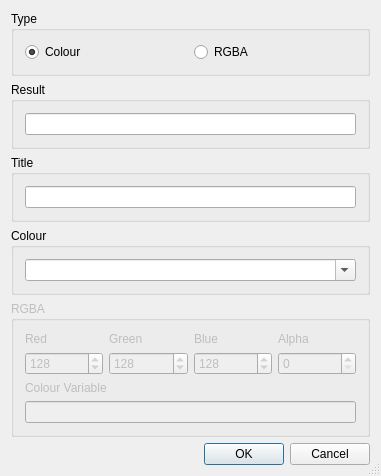
Old version of the form Plugins/WizardPlugins/ColorDialogWizard/ColorDialogWizardDialog.ui in the repository testmana2/test.
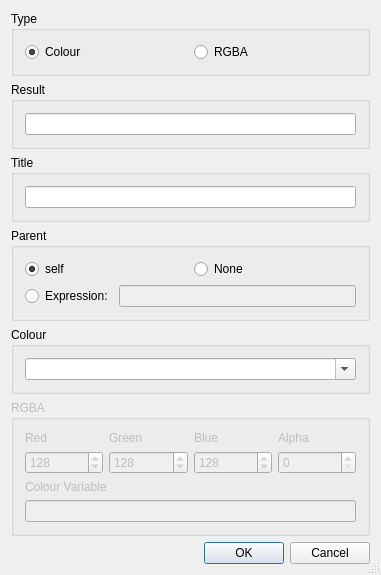
New version of the form.

Commit message: Extended some dialog wizards to generate code for the parent widget and extended the QFontDialog wizard.

Patch:
```diff
--- a/Plugins/WizardPlugins/ColorDialogWizard/ColorDialogWizardDialog.ui
+++ b/Plugins/WizardPlugins/ColorDialogWizard/ColorDialogWizardDialog.ui
@@ -7,7 +7,7 @@
     <x>0</x>
     <y>0</y>
     <width>381</width>
-    <height>397</height>
+    <height>481</height>
    </rect>
   </property>
   <property name="windowTitle">
@@ -81,6 +81,62 @@
      </layout>
     </widget>
    </item>
+   <item>
+    <widget class="QGroupBox" name="parentGroup">
+     <property name="title">
+      <string>Parent</string>
+     </property>
+     <layout class="QGridLayout" name="gridLayout_3">
+      <item row="0" column="0">
+       <widget class="QRadioButton" name="parentSelf">
+        <property name="toolTip">
+         <string>Select &quot;self&quot; as parent</string>
+        </property>
+        <property name="text">
+         <string>self</string>
+        </property>
+        <property name="checked">
+         <bool>true</bool>
+        </property>
+       </widget>
+      </item>
+      <item row="0" column="1">
+       <widget class="QRadioButton" name="parentNone">
+        <property name="toolTip">
+         <string>Select &quot;None&quot; as parent</string>
+        </property>
+        <property name="text">
+         <string>None</string>
+        </property>
+       </widget>
+      </item>
+      <item row="1" column="0" colspan="2">
+       <layout class="QHBoxLayout" name="horizontalLayout_2">
+        <item>
+         <widget class="QRadioButton" name="parentOther">
+          <property name="toolTip">
+           <string>Select to enter a parent expression</string>
+          </property>
+          <property name="text">
+           <string>Expression:</string>
+          </property>
+         </widget>
+        </item>
+        <item>
+         <widget class="QLineEdit" name="parentEdit">
+          <property name="enabled">
+           <bool>false</bool>
+          </property>
+          <property name="toolTip">
+           <string>Enter the parent expression</string>
+          </property>
+         </widget>
+        </item>
+       </layout>
+      </item>
+     </layout>
+    </widget>
+   </item>
    <item>
     <widget class="QGroupBox" name="groupBox_2">
      <property name="title">
```
Left out of the diff: 36 changed lines with no effect on the pictures. The commit also changes 17 other files.
